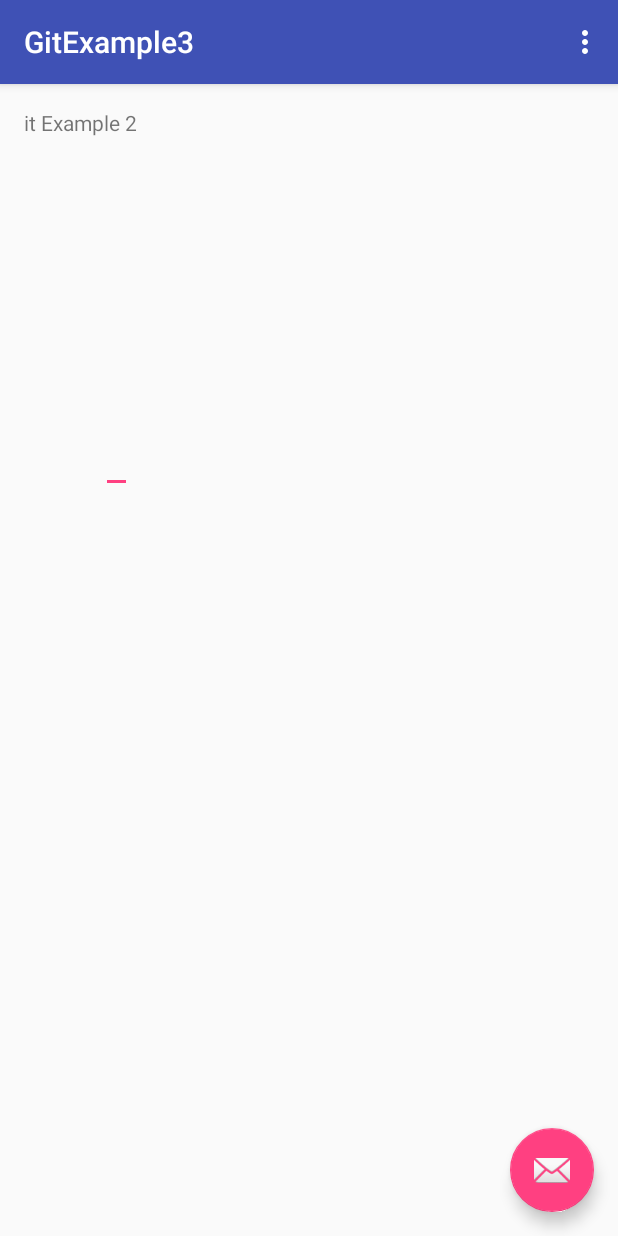
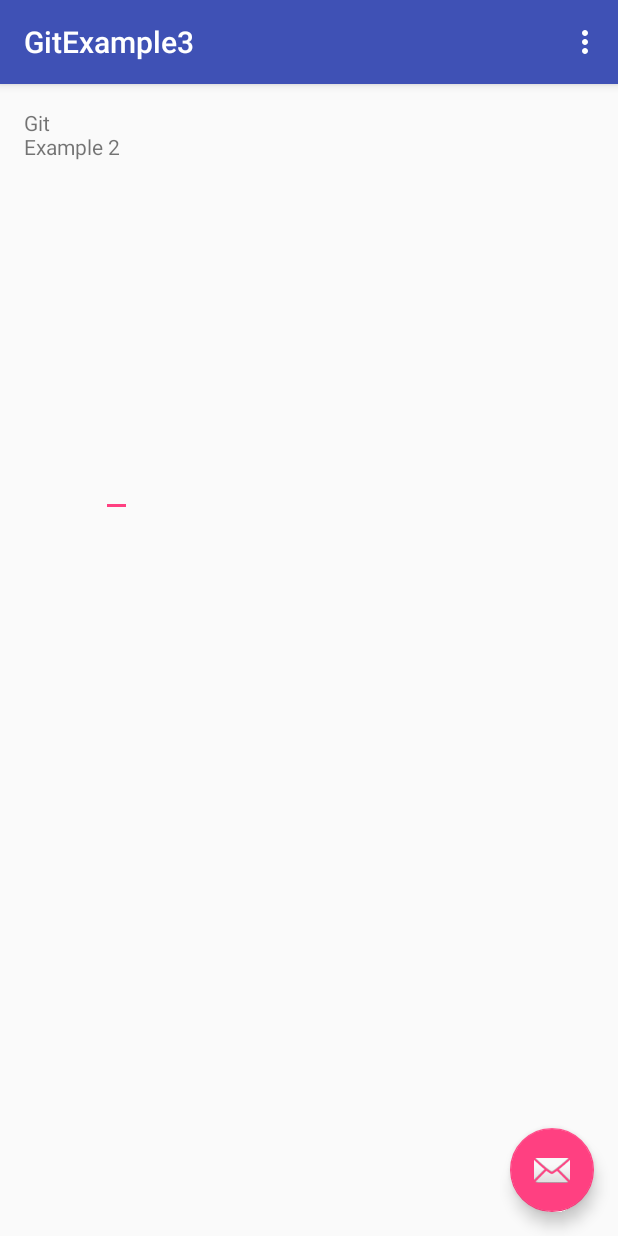
Before and after one commit to srampey/GitExample, an Android app: the screen it shows after launch (GitExampleActivity), on a phone screen of 412 x 824 dp. Run offline under Robolectric (Android 15) with nearby library versions, the phone set to English and light mode, and no system bars.

Commit message:
Initial commit

```diff
--- a/app/src/main/res/layout/content_git_example.xml
+++ b/app/src/main/res/layout/content_git_example.xml
@@ -15,8 +15,10 @@
     <TextView
         android:layout_width="wrap_content"
         android:layout_height="wrap_content"
-        android:text="it Example 2"
-        android:id="@+id/textView" />
+        android:text="Git Example 2"
+        android:id="@+id/textView"
+        android:layout_alignParentTop="true"
+        android:layout_alignEnd="@+id/editText" />
 
     <EditText
         android:layout_width="wrap_content"
```
